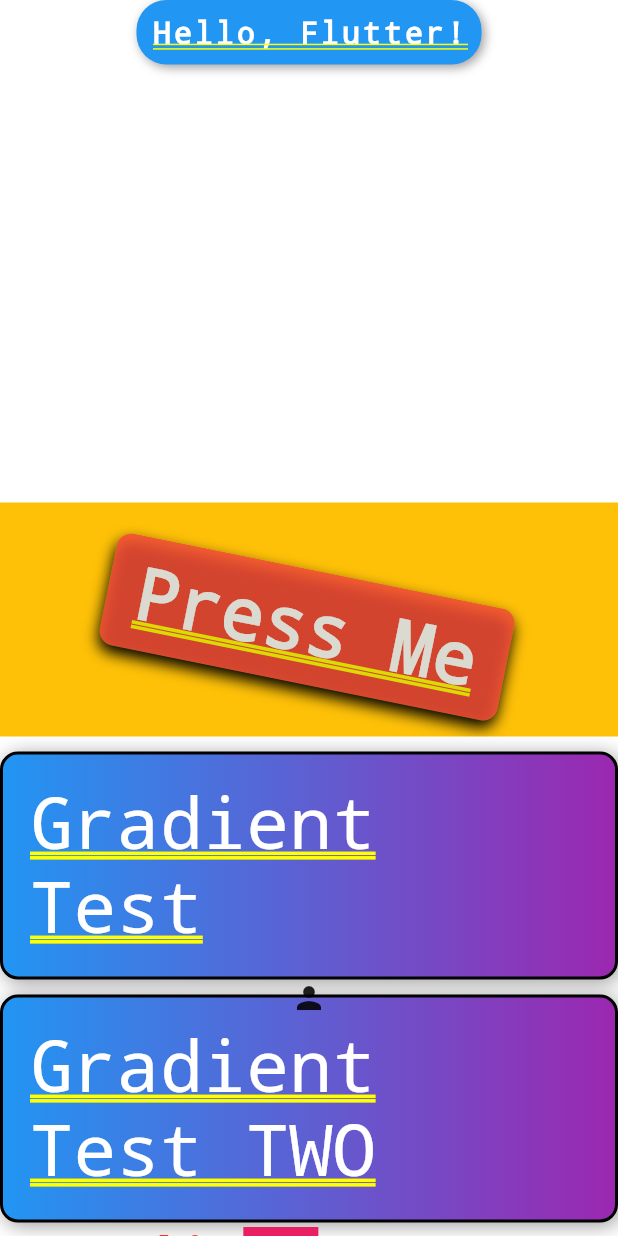
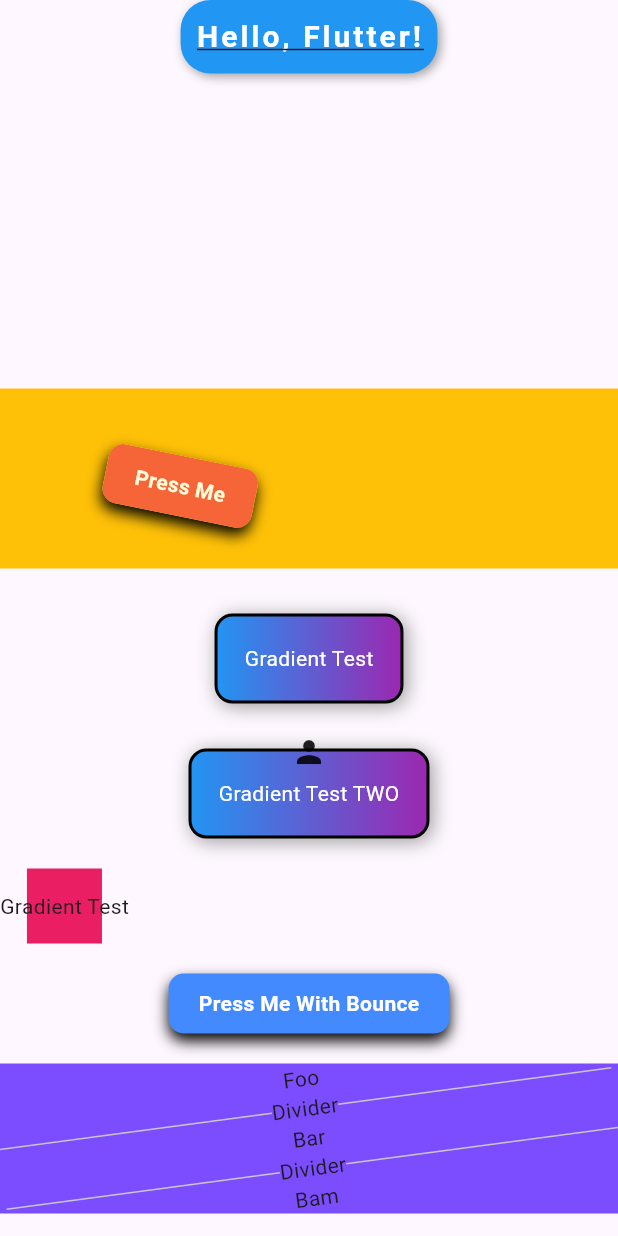
Before and after one commit to quickcodes/flutter_view_modifiers, a Flutter app: the screen it shows after launch, after a tap on "Press Me", on a phone screen of 412 x 824 dp. Run offline on Flutter 3.47's test engine with Material 3 defaults, Android fonts, the phone set to English and light mode, and no system bars.

Commit message:
Added New extensions: onTapBounce, separator(), expanded(), flexible(), withSize()

```diff
--- a/example/lib/main.dart
+++ b/example/lib/main.dart
@@ -38,7 +38,9 @@ class _TestViewModifier extends State<ViewModifierExampleWidget> {
 
   @override
   Widget build(BuildContext context) {
-    return Column(
+    return Scaffold(
+      body: SingleChildScrollView(
+        child: Column(
           mainAxisAlignment: MainAxisAlignment.center,
           crossAxisAlignment: CrossAxisAlignment.start,
           children: [
@@ -57,12 +59,14 @@ class _TestViewModifier extends State<ViewModifierExampleWidget> {
               borderRadius: 20,
               boxShadow: [
                 const BoxShadow(
-                color: Colors.grey, blurRadius: 5, offset: Offset(2, 2)),
+                  color: Colors.grey,
+                  blurRadius: 5,
+                  offset: Offset(2, 2),
+                ),
               ],
             ).center(),
 
-        50.0.height(),
-        // height(20),
+            50.0.height(), // SizedBox of height 50
 
             // Using method chaining on Container widget
             const Text("This is a container")
@@ -74,7 +78,9 @@ class _TestViewModifier extends State<ViewModifierExampleWidget> {
                   borderWidth: 2,
                   boxShadow: [
                     const BoxShadow(
-                    color: Colors.grey, blurRadius: 10, offset: Offset(2, 2)),
+                        color: Colors.grey,
+                        blurRadius: 10,
+                        offset: Offset(2, 2)),
                   ],
                 )
                 .offset(x: -15, y: 0)
@@ -87,9 +93,6 @@ class _TestViewModifier extends State<ViewModifierExampleWidget> {
                 .center()
                 .animatedOpacity(opacity: widgetOpacity),
 
-        // height(40),
-        50.0.height(),
-
             // Using method chaining on ElevatedButton widget
             Row(
               children: [
@@ -101,7 +104,7 @@ class _TestViewModifier extends State<ViewModifierExampleWidget> {
                     .opacity(0.8)
                     .decorate(
                       borderRadius: 10,
-                  color: Colors.yellow.withOpacity(0.3),
+                      color: Colors.yellow,
                       boxShadow: [
                         const BoxShadow(
                             color: Colors.black,
@@ -109,9 +112,7 @@ class _TestViewModifier extends State<ViewModifierExampleWidget> {
                             offset: Offset(0, 5)),
                       ],
                     )
-                .onTap(
-                    // .onTapRipple( onTap:
-                    () {
+                    .onTap(() {
                       setState(() {
                         if (widgetOpacity == 0.0) {
                           widgetOpacity = 1.0;
@@ -125,22 +126,71 @@ class _TestViewModifier extends State<ViewModifierExampleWidget> {
               ],
             ).padding(vertical: 40).decorate(color: Colors.amber),
 
-        Text("Gradient Test").gradientDecoratedPaddingCentered(),
-        const Text("Gradient Test TWO")
-            .gradientDecoratedPaddingCentered()
-            .overlay(
+            Text("Gradient Test").gradientButton(),
+            const Text("Gradient Test TWO").gradientButton().overlay(
                   overlayWidget: const Icon(Icons.person)
-                    .positioned(right: 0, left: 0, top: 0)),
+                      .positioned(right: 0, left: 0, top: 0),
+                ),
 
             const Text("Gradient Test").background(
-            backgroundWidget: 50.0.size().decorate(color: Colors.pink))
+                backgroundWidget: 50.0.size().decorate(color: Colors.pink)),
+
+            const Text("Press Me With Bounce")
+                .textStyle(color: Colors.white, fontWeight: FontWeight.bold)
+                .padding(vertical: 10, horizontal: 20)
+                .decorate(
+                  borderRadius: 10,
+                  color: Colors.blueAccent,
+                  boxShadow: [
+                    const BoxShadow(
+                        color: Colors.black,
+                        blurRadius: 8,
+                        offset: Offset(0, 5)),
                   ],
+                )
+                .center()
+                .onTapBounce(onTap: () {
+                  setState(() {
+                    // if (widgetOpacity == 0.0) {
+                    //   widgetOpacity = 1.0;
+                    // } else {
+                    //   widgetOpacity = 0.0;
+                    // }
+                  });
+                }),
+
+            Column(
+              children: [
+                Text("Foo"),
+                Text("Bar"),
+                Text("Bam"),
+              ].separator(
+                Row(
+                  children: [
+                    Divider().expanded(),
+                    Text("Divider"),
+                    Divider().expanded(),
+                  ],
+                ),
+              ),
+            ).rotate(25).decorate(color: Colors.deepPurpleAccent),
+
+            Row(
+              children: [
+                Text("Foo"),
+                Text("Bar"),
+                Text("Bam"),
+              ].separator(Divider().expanded()),
+            ).withSize(width: MediaQuery.of(context).size.width),
+          ].separator(20.0.height()),
+        ),
+      ),
     );
   }
 }
 
-extension WidgetGradientDecorationPaddingCenter on Widget {
-  Widget gradientDecoratedPaddingCentered() {
+extension GradientButton on Widget {
+  Widget gradientButton() {
     return textStyle(color: Colors.white, fontWeight: FontWeight.w400)
         .padding(all: 20)
         .decorate(
--- a/lib/view_modifiers/gesture_handlers.dart
+++ b/lib/view_modifiers/gesture_handlers.dart
@@ -1,6 +1,7 @@
 // gesture_handlers.dart
 
 import 'package:flutter/material.dart';
+import 'package:flutter_view_modifiers/view_modifiers/helpers/bounce.dart';
 
 /// Gesture Handlers (Tap, Long Press, etc.)
 ///
@@ -47,4 +48,44 @@ extension WidgetGestureHandler on Widget {
       child: this,
     );
   }
+
+
+  /// Adds a bounceable effect when tapped.
+  ///
+  /// [onTap] The callback function to execute when the widget is tapped.
+  /// [onTapUp] The callback function to execute when tap is released.
+  /// [onTapDown] The callback function to execute when tap is initiated.
+  /// [onTapCancel] The callback function to execute when tap is cancelled.
+  /// [onLongPress] The callback function to execute on long press.
+  /// [duration] The duration of the scaling animation when tapped.
+  /// [reverseDuration] The reverse duration of the scaling animation when released.
+  /// [curve] The animation curve.
+  /// [reverseCurve] The reverse animation curve.
+  /// [scaleFactor] The scale factor of the child widget.
+  Widget onTapBounce({
+    required VoidCallback onTap,
+    void Function(TapUpDetails)? onTapUp,
+    void Function(TapDownDetails)? onTapDown,
+    VoidCallback? onTapCancel,
+    VoidCallback? onLongPress,
+    Duration duration = const Duration(milliseconds: 200),
+    Duration reverseDuration = const Duration(milliseconds: 200),
+    Curve curve = Curves.decelerate,
+    Curve reverseCurve = Curves.decelerate,
+    double scaleFactor = 0.8,
+  }) {
+    return Bounceable(
+      onTap: onTap,
+      onTapUp: onTapUp,
+      onTapDown: onTapDown,
+      onTapCancel: onTapCancel,
+      onLongPress: onLongPress,
+      duration: duration,
+      reverseDuration: reverseDuration,
+      curve: curve,
+      reverseCurve: reverseCurve,
+      scaleFactor: scaleFactor,
+      child: this,
+    );
+  }
 }
--- /dev/null
+++ b/lib/view_modifiers/helpers/bounce.dart
@@ -0,0 +1,134 @@
+// MARK: Credit of the following widget is goes to flutter_bounceable
+// https://pub.dev/packages/flutter_bounceable
+
+import 'package:flutter/material.dart';
+
+class Bounceable extends StatefulWidget {
+  /// Set it to `null` to disable `onTap`.
+  final VoidCallback? onTap;
+  final void Function(TapUpDetails)? onTapUp;
+  final void Function(TapDownDetails)? onTapDown;
+  final VoidCallback? onTapCancel;
+  final VoidCallback? onLongPress;
+
+  /// The reverse duration of the scaling animation when `onTapUp`.
+  final Duration? duration;
+
+  /// The duration of the scaling animation when `onTapDown`.
+  final Duration? reverseDuration;
+
+  /// The reverse curve of the scaling animation when `onTapUp`.
+  final Curve curve;
+
+  /// The curve of the scaling animation when `onTapDown`..
+  final Curve? reverseCurve;
+
+  /// The scale factor of the child widget. The valid range of `scaleFactor` is from `0.0` to `1.0`.
+  final double scaleFactor;
+
+  /// How the internal gesture detector should behave during hit testing.
+  final HitTestBehavior? hitTestBehavior;
+
+  final Widget child;
+
+  const Bounceable({
+    super.key,
+    required this.onTap,
+    required this.child,
+    this.onTapUp,
+    this.onTapDown,
+    this.onTapCancel,
+    this.onLongPress,
+    this.duration = const Duration(milliseconds: 200),
+    this.reverseDuration = const Duration(milliseconds: 200),
+    this.curve = Curves.decelerate,
+    this.reverseCurve = Curves.decelerate,
+    this.scaleFactor = 0.8,
+    this.hitTestBehavior,
+  }) : assert(
+          scaleFactor >= 0.0 && scaleFactor <= 1.0,
+          "The valid range of scaleFactor is from 0.0 to 1.0.",
+        );
+
+  @override
+  _BounceableState createState() => _BounceableState();
+}
+
+class _BounceableState extends State<Bounceable>
+    with SingleTickerProviderStateMixin {
+  late final AnimationController _controller = AnimationController(
+    vsync: this,
+    duration: widget.duration,
+    reverseDuration: widget.reverseDuration,
+    value: 1.0,
+    upperBound: 1.0,
+    lowerBound: widget.scaleFactor,
+  );
+
+  late final Animation<double> _animation = CurvedAnimation(
+    parent: _controller,
+    curve: widget.curve,
+    reverseCurve: widget.reverseCurve,
+  );
+
+  @override
+  void dispose() {
+    _controller.dispose();
+    super.dispose();
+  }
+
+  @override
+  void reassemble() {
+    super.reassemble();
+  }
+
+  void _onTap() {
+    if (widget.onTap != null) widget.onTap!();
+
+    _controller.reverse().then((_) {
+      _controller.forward();
+    });
+  }
+
+  void _onLongPress() {
+    if (widget.onLongPress != null) widget.onLongPress!();
+
+    _controller.reverse().then((_) {
+      _controller.forward();
+    });
+  }
+
+  void _onTapUp(TapUpDetails details) {
+    if (widget.onTapUp != null) widget.onTapUp!(details);
+    _controller.forward();
+  }
+
+  void _onTapDown(TapDownDetails details) {
+    if (widget.onTapDown != null) widget.onTapDown!(details);
+    _controller.reverse();
+  }
+
+  void _onTapCancel() {
+    if (widget.onTapCancel != null) widget.onTapCancel!();
+    _controller.forward();
+  }
+
+  @override
+  Widget build(BuildContext context) {
+    return MouseRegion(
+      cursor: SystemMouseCursors.click,
+      child: GestureDetector(
+        behavior: widget.hitTestBehavior,
+        onTapCancel: widget.onTap != null ? _onTapCancel : null,
+        onTapDown: widget.onTap != null ? _onTapDown : null,
+        onTapUp: widget.onTap != null ? _onTapUp : null,
+        onTap: widget.onTap != null ? _onTap : null,
+        onLongPress: widget.onLongPress != null ? _onLongPress : null,
+        child: ScaleTransition(
+          scale: _animation,
+          child: widget.child,
+        ),
+      ),
+    );
+  }
+}
--- a/lib/view_modifiers/layout.dart
+++ b/lib/view_modifiers/layout.dart
@@ -53,3 +53,36 @@ extension SizedBoxSize on double {
     return SizedBox(width: this, height: this);
   }
 }
+
+/// Extension on List of Widgets to add separators.
+extension WidgetListExtension on List<Widget> {
+  /// Inserts a separator widget between each item in the list.
+  ///
+  /// [separator] The widget to be used as a separator.
+  List<Widget> separator(Widget separator) {
+    if (isEmpty) return [];
+    return expand((widget) => [widget, separator]).toList()..removeLast();
+  }
+}
+
+
+/// Extension to easily apply Flexible and Expanded widgets.
+extension FlexibleExpandedExtension on Widget {
+  /// Wraps the widget with Flexible.
+  Widget flexible({int flex = 1}) {
+    return Flexible(flex: flex, child: this);
+  }
+
+  /// Wraps the widget with Expanded.
+  Widget expanded({int flex = 1}) {
+    return Expanded(flex: flex, child: this);
+  }
+}
+
+/// Extension to wrap a widget into a SizedBox with width, height, or both.
+extension SizedBoxExtension on Widget {
+  /// Wraps the widget in a SizedBox with specified [width] and/or [height].
+  Widget withSize({double? width, double? height}) {
+    return SizedBox(width: width, height: height, child: this);
+  }
+}
--- a/pubspec.yaml
+++ b/pubspec.yaml
@@ -1,6 +1,6 @@
 name: flutter_view_modifiers
 description: "Swift way of Writing flutter code"
-version: 0.0.2
+version: 0.0.3
 homepage: https://github.com/quickcodes/flutter_view_modifiers
 
 environment:
```
Also changed, not shown: 2 other files. Lines whose indentation alone changed are shown as unchanged.
